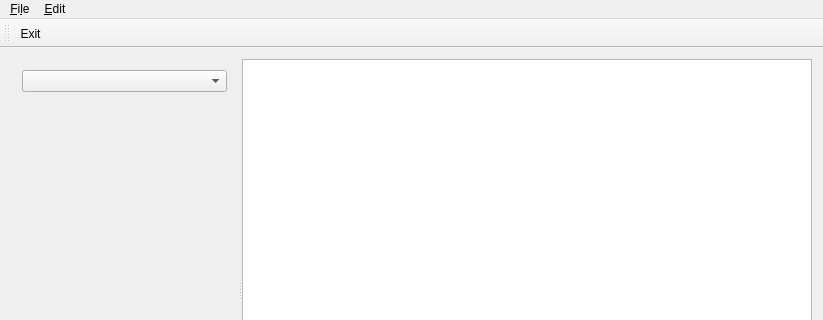
Above: mainwindow.ui from PLLUG-Community-C-Qt-Roadmap/CafeMenuEditor before the change; both pictures show x 0 to 823 and y 0 to 320 of the 823 by 554 pixel window. Below: the same form after it.
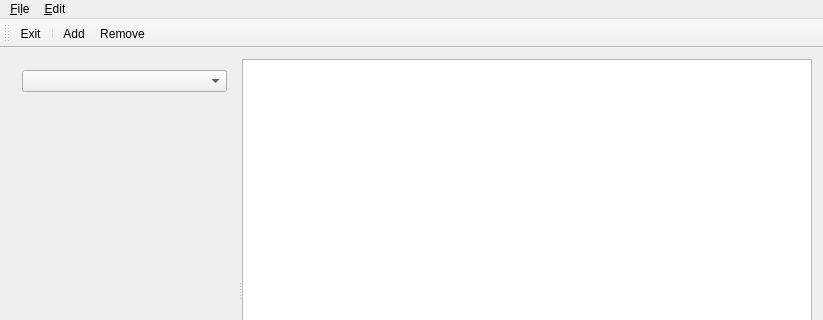
That is the form after the change. Icons and pictures are not drawn. Custom widgets are drawn as their Qt base class.

Commit message: Task number 10, added icons, created resource file, added new actions to toolbar, compiled in release mode

Patch:
```diff
--- a/mainwindow.ui
+++ b/mainwindow.ui
@@ -87,9 +87,12 @@
     <enum>TopToolBarArea</enum>
    </attribute>
    <attribute name="toolBarBreak">
-    <bool>false</bool>
+    <bool>true</bool>
    </attribute>
    <addaction name="action_Exit"/>
+   <addaction name="separator"/>
+   <addaction name="action_Add"/>
+   <addaction name="action_Remove"/>
   </widget>
   <widget class="QStatusBar" name="statusBar"/>
   <action name="action_Open">
```
Left out of the diff: 26 changed lines with no effect on the pictures. The commit also changes 11 other files.
